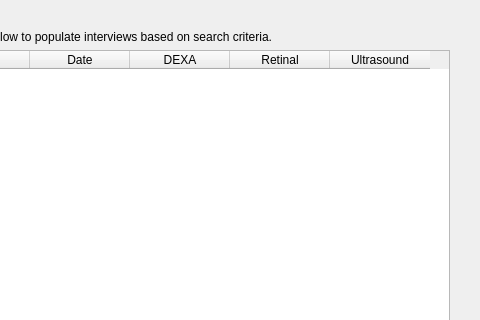
Old version of the form api/interface/qt/QSelectInterviewDialog.ui in the repository patrickdemond/Alder; both pictures show x 201 to 681 and y 0 to 320 of the 681 by 451 pixel window.
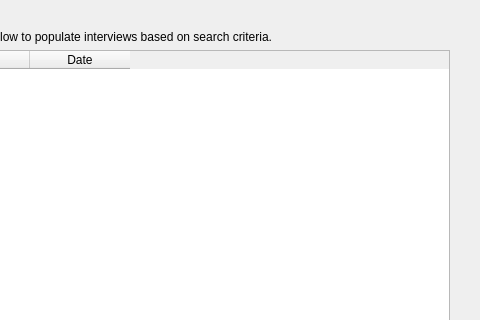
New version of the form.

Patch:
```diff
--- a/api/interface/qt/QSelectInterviewDialog.ui
+++ b/api/interface/qt/QSelectInterviewDialog.ui
@@ -41,6 +41,9 @@
      <property name="selectionBehavior">
       <enum>QAbstractItemView::SelectRows</enum>
      </property>
+     <attribute name="horizontalHeaderShowSortIndicator" stdset="0">
+      <bool>true</bool>
+     </attribute>
      <column>
       <property name="text">
        <string>Site</string>
@@ -56,21 +59,6 @@
        <string>Date</string>
       </property>
      </column>
-     <column>
-      <property name="text">
-       <string>DEXA</string>
-      </property>
-     </column>
-     <column>
-      <property name="text">
-       <string>Retinal</string>
-      </property>
-     </column>
-     <column>
-      <property name="text">
-       <string>Ultrasound</string>
-      </property>
-     </column>
     </widget>
    </item>
    <item>
```
